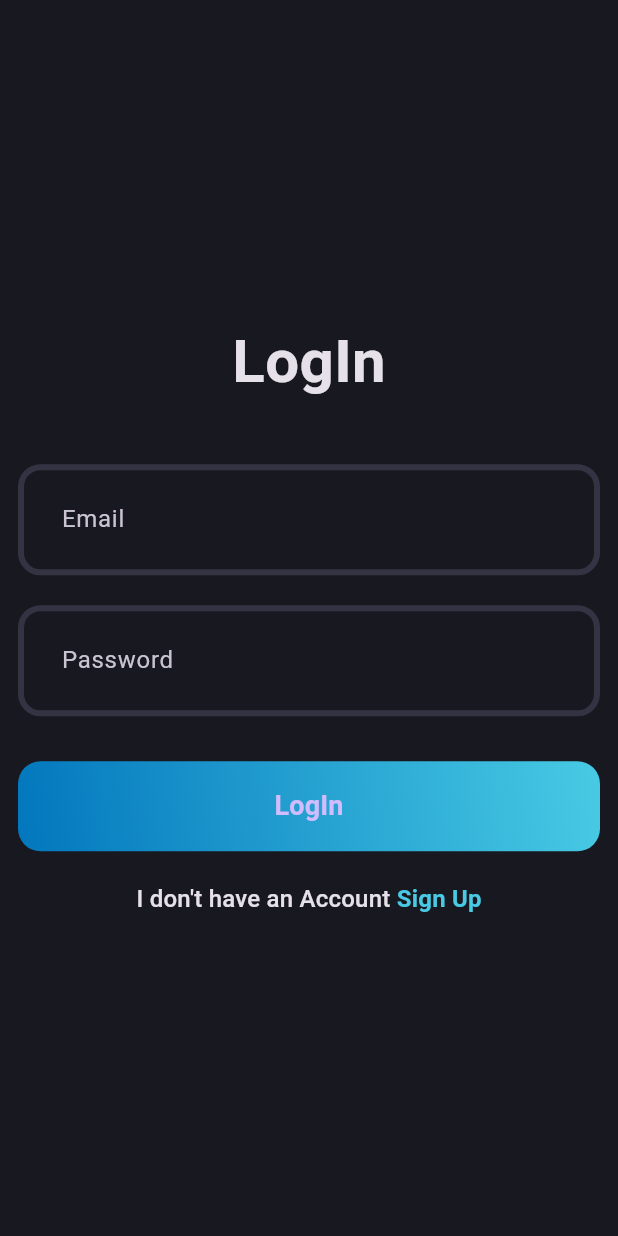
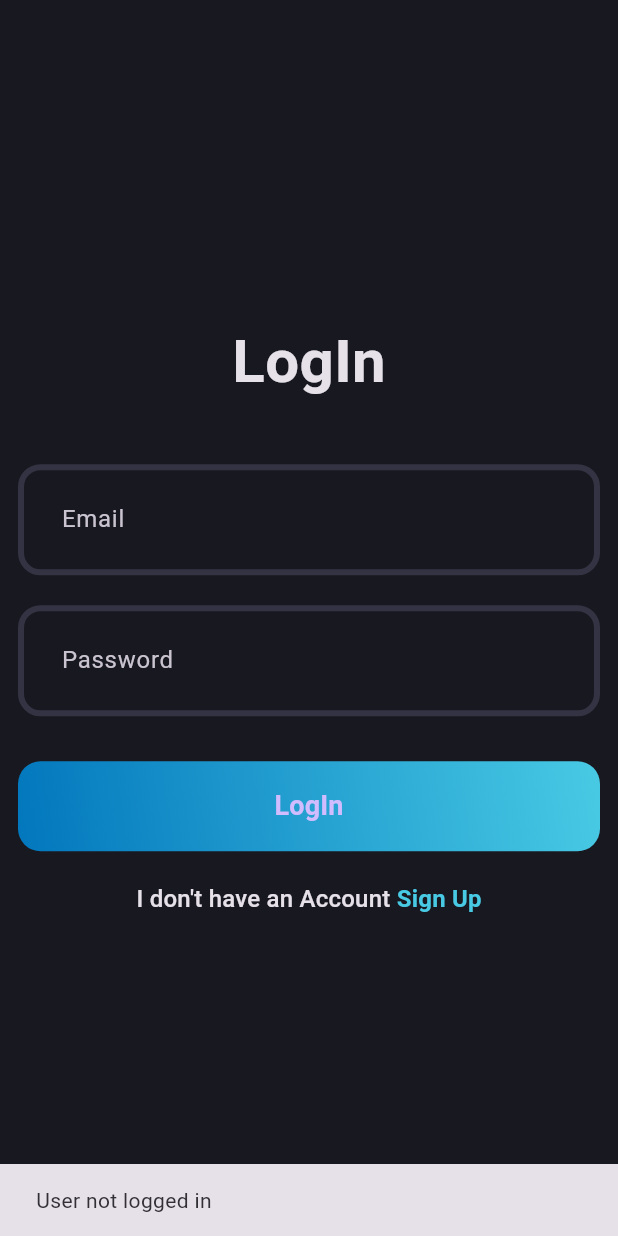
Before and after one commit to AmitAswal-lab/Flutter-blog-app, a Flutter app: the first screen one second after launch, on a phone screen of 412 x 824 dp. Run offline on Flutter 3.47's test engine with Material 3 defaults, Android fonts, the light colour scheme and no system bars; our stand-ins replace flutter_bloc, fpdart, get_it, supabase_flutter; accounts and stored records are empty.

Commit message:
feat(auth): Complete user authentication flow with session management

```diff
--- /dev/null
+++ b/lib/core/common/cubits/app_user/app_user_cubit.dart
@@ -0,0 +1,17 @@
+import 'package:bloc_app_clean_solidp_bloc/core/common/enitites/user.dart';
+import 'package:flutter/material.dart';
+import 'package:flutter_bloc/flutter_bloc.dart';
+
+part 'app_user_state.dart';
+
+class AppUserCubit extends Cubit<AppUserState> {
+  AppUserCubit() : super(AppUserInitial());
+
+  void updateUser(User? user) {
+    if (user == null) {
+      emit(AppUserInitial());
+    } else {
+      emit(AppUserLoggedIn(user));
+    }
+  }
+}
--- /dev/null
+++ b/lib/core/common/cubits/app_user/app_user_state.dart
@@ -0,0 +1,11 @@
+part of 'app_user_cubit.dart';
+
+@immutable
+sealed class AppUserState {}
+
+final class AppUserInitial extends AppUserState {}
+
+final class AppUserLoggedIn extends AppUserState {
+  final User user;
+  AppUserLoggedIn(this.user);
+}
--- a/lib/core/usecase/usecase.dart
+++ b/lib/core/usecase/usecase.dart
@@ -1,6 +1,8 @@
 import 'package:bloc_app_clean_solidp_bloc/core/error/failure.dart';
 import 'package:fpdart/fpdart.dart';
 
-abstract interface class Usecase<SuccessType, Params>{
-  Future<Either<Failure,SuccessType>> call(Params params);
+abstract interface class Usecase<SuccessType, Params> {
+  Future<Either<Failure, SuccessType>> call(Params params);
 }
+
+class NoParams {}
--- a/lib/feature/auth/data/repository/auth_repository_impl.dart
+++ b/lib/feature/auth/data/repository/auth_repository_impl.dart
@@ -1,7 +1,7 @@
 import 'package:bloc_app_clean_solidp_bloc/core/error/exceptions.dart';
 import 'package:bloc_app_clean_solidp_bloc/core/error/failure.dart';
 import 'package:bloc_app_clean_solidp_bloc/feature/auth/data/datasources/auth_remote_datasource.dart';
-import 'package:bloc_app_clean_solidp_bloc/feature/auth/domain/entities/user.dart';
+import 'package:bloc_app_clean_solidp_bloc/core/common/enitites/user.dart';
 import 'package:bloc_app_clean_solidp_bloc/feature/auth/domain/repository/auth_repository.dart';
 import 'package:fpdart/fpdart.dart';
 import 'package:supabase_flutter/supabase_flutter.dart' as sb;
@@ -9,6 +9,19 @@ import 'package:supabase_flutter/supabase_flutter.dart' as sb;
 class AuthRepositoryImpl implements AuthRepository {
   final AuthRemoteDatasource authRemoteDatasource;
   AuthRepositoryImpl(this.authRemoteDatasource);
+
+  @override
+  Future<Either<Failure, User>> currentUser() async {
+    try {
+      final user = await authRemoteDatasource.getCurrentUserData();
+      if (user == null) {
+        return left(Failure('User not logged in'));
+      }
+      return right(user);
+    } on ServerException catch (e) {
+      return left(Failure(e.message));
+    }
+  }
 
   Future<Either<Failure, User>> _getUser(Future<User> Function() fn) async {
     try {
--- a/lib/feature/auth/domain/repository/auth_repository.dart
+++ b/lib/feature/auth/domain/repository/auth_repository.dart
@@ -1,5 +1,5 @@
 import 'package:bloc_app_clean_solidp_bloc/core/error/failure.dart';
-import 'package:bloc_app_clean_solidp_bloc/feature/auth/domain/entities/user.dart';
+import 'package:bloc_app_clean_solidp_bloc/core/common/enitites/user.dart';
 import 'package:fpdart/fpdart.dart';
 
 abstract interface class AuthRepository {
@@ -12,4 +12,6 @@ abstract interface class AuthRepository {
     required String email,
     required String password,
   });
+
+  Future<Either<Failure, User>> currentUser();
 }
--- /dev/null
+++ b/lib/feature/auth/domain/usecases/current_user.dart
@@ -0,0 +1,14 @@
+import 'package:bloc_app_clean_solidp_bloc/core/error/failure.dart';
+import 'package:bloc_app_clean_solidp_bloc/core/usecase/usecase.dart';
+import 'package:bloc_app_clean_solidp_bloc/core/common/enitites/user.dart';
+import 'package:bloc_app_clean_solidp_bloc/feature/auth/domain/repository/auth_repository.dart';
+import 'package:fpdart/fpdart.dart';
+
+class CurrentUser implements Usecase<User, NoParams> {
+  final AuthRepository authRepository;
+  CurrentUser(this.authRepository);
+  @override
+  Future<Either<Failure, User>> call(NoParams parmas) async {
+    return await authRepository.currentUser();
+  }
+}
--- a/lib/feature/auth/domain/usecases/user_login.dart
+++ b/lib/feature/auth/domain/usecases/user_login.dart
@@ -1,6 +1,6 @@
 import 'package:bloc_app_clean_solidp_bloc/core/error/failure.dart';
 import 'package:bloc_app_clean_solidp_bloc/core/usecase/usecase.dart';
-import 'package:bloc_app_clean_solidp_bloc/feature/auth/domain/entities/user.dart';
+import 'package:bloc_app_clean_solidp_bloc/core/common/enitites/user.dart';
 import 'package:bloc_app_clean_solidp_bloc/feature/auth/domain/repository/auth_repository.dart';
 import 'package:fpdart/fpdart.dart';
 
--- a/lib/feature/auth/domain/usecases/user_signup.dart
+++ b/lib/feature/auth/domain/usecases/user_signup.dart
@@ -1,6 +1,6 @@
 import 'package:bloc_app_clean_solidp_bloc/core/error/failure.dart';
 import 'package:bloc_app_clean_solidp_bloc/core/usecase/usecase.dart';
-import 'package:bloc_app_clean_solidp_bloc/feature/auth/domain/entities/user.dart';
+import 'package:bloc_app_clean_solidp_bloc/core/common/enitites/user.dart';
 import 'package:bloc_app_clean_solidp_bloc/feature/auth/domain/repository/auth_repository.dart';
 import 'package:fpdart/fpdart.dart';
 
--- a/lib/feature/auth/presentation/bloc/auth_bloc.dart
+++ b/lib/feature/auth/presentation/bloc/auth_bloc.dart
@@ -1,4 +1,7 @@
-import 'package:bloc_app_clean_solidp_bloc/feature/auth/domain/entities/user.dart';
+import 'package:bloc_app_clean_solidp_bloc/core/common/cubits/app_user/app_user_cubit.dart';
+import 'package:bloc_app_clean_solidp_bloc/core/usecase/usecase.dart';
+import 'package:bloc_app_clean_solidp_bloc/core/common/enitites/user.dart';
+import 'package:bloc_app_clean_solidp_bloc/feature/auth/domain/usecases/current_user.dart';
 import 'package:bloc_app_clean_solidp_bloc/feature/auth/domain/usecases/user_login.dart';
 import 'package:bloc_app_clean_solidp_bloc/feature/auth/domain/usecases/user_signup.dart';
 import 'package:flutter/material.dart';
@@ -10,15 +13,33 @@ part 'auth_state.dart';
 class AuthBloc extends Bloc<AuthEvent, AuthState> {
   final UserSignup _userSignup;
   final UserLogin _userLogin;
-  AuthBloc({required UserSignup userSignup, required UserLogin userLogin})
-    : _userSignup = userSignup,
-      _userLogin = userLogin,
-      super(AuthInitial()) {
+  final CurrentUser _currentUser;
+  final AppUserCubit _appUserCubit;
+  AuthBloc({
+    required UserSignup userSignup,
+    required UserLogin userLogin,
+    required CurrentUser currentUser,
+    required AppUserCubit appUserCubit,
+  }) : _userSignup = userSignup,
+       _userLogin = userLogin,
+       _currentUser = currentUser,
+       _appUserCubit = appUserCubit,
+       super(AuthInitial()) {
+    on<AuthEvent>((_, emit) => emit(AuthLoading()));
     on<AuthSignup>(_onAuthSignup);
     on<AuthLogin>(_onAuthLogin);
+    on<AuthIsUserLoggin>(_isUserLoggedIn);
   }
+
+  void _isUserLoggedIn(AuthIsUserLoggin event, Emitter<AuthState> emit) async {
+    final result = await _currentUser(NoParams());
+    result.fold(
+      (onLeft) => emit(AuthFailure(onLeft.message)),
+      (onRight) => _emitAuthSuccess(onRight, emit),
+    );
+  }
+
   void _onAuthSignup(AuthSignup event, Emitter<AuthState> emit) async {
-    emit(AuthLoading());
     final response = await _userSignup(
       UserSignupParams(
         name: event.name,
@@ -28,18 +49,22 @@ class AuthBloc extends Bloc<AuthEvent, AuthState> {
     );
     response.fold(
       (onLeft) => emit(AuthFailure(onLeft.message)),
-      (onRight) => emit(AuthSuccess(onRight)),
+      (onRight) => _emitAuthSuccess(onRight, emit),
     );
   }
 
   void _onAuthLogin(AuthLogin event, Emitter<AuthState> emit) async {
-    emit(AuthLoading());
     final response = await _userLogin(
       UserLoginParams(email: event.email, password: event.password),
     );
     response.fold(
       (onLeft) => emit(AuthFailure(onLeft.message)),
-      (onRight) => emit(AuthSuccess(onRight)),
+      (onRight) => _emitAuthSuccess(onRight, emit),
     );
   }
+
+  void _emitAuthSuccess(User user, Emitter<AuthState> emit) {
+    _appUserCubit.updateUser(user);
+    emit(AuthSuccess(user));
+  }
 }
--- a/lib/feature/auth/presentation/bloc/auth_event.dart
+++ b/lib/feature/auth/presentation/bloc/auth_event.dart
@@ -17,3 +17,5 @@ final class AuthLogin extends AuthEvent {
 
   AuthLogin({required this.email, required this.password});
 }
+
+final class AuthIsUserLoggin extends AuthEvent {}
--- a/lib/main.dart
+++ b/lib/main.dart
@@ -1,3 +1,4 @@
+import 'package:bloc_app_clean_solidp_bloc/core/common/cubits/app_user/app_user_cubit.dart';
 import 'package:bloc_app_clean_solidp_bloc/core/theme/app_theme.dart';
 import 'package:bloc_app_clean_solidp_bloc/feature/auth/presentation/bloc/auth_bloc.dart';
 import 'package:bloc_app_clean_solidp_bloc/feature/auth/presentation/screens/login_screen.dart';
@@ -10,14 +11,28 @@ void main() async {
   await initDependencies();
   runApp(
     MultiBlocProvider(
-      providers: [BlocProvider(create: (context) => serverLocator<AuthBloc>())],
+      providers: [
+        BlocProvider(create: (context) => serverLocator<AppUserCubit>()),
+        BlocProvider(create: (context) => serverLocator<AuthBloc>()),
+      ],
       child: const MyApp(),
     ),
   );
 }
 
-class MyApp extends StatelessWidget {
+class MyApp extends StatefulWidget {
   const MyApp({super.key});
+
+  @override
+  State<MyApp> createState() => _MyAppState();
+}
+
+class _MyAppState extends State<MyApp> {
+  @override
+  void initState() {
+    super.initState();
+    context.read<AuthBloc>().add(AuthIsUserLoggin());
+  }
 
   // This widget is the root of your application.
   @override
@@ -26,7 +41,17 @@ class MyApp extends StatelessWidget {
       debugShowCheckedModeBanner: false,
       title: 'blog App',
       theme: AppTheme.darkTheme,
-      home: LoginScreen(),
+      home: BlocSelector<AppUserCubit, AppUserState, bool>(
+        selector: (state) {
+          return state is AppUserLoggedIn;
+        },
+        builder: (context, isloggedIn) {
+          if (isloggedIn) {
+            return Scaffold(body: Center(child: Text('Logged In')));
+          }
+          return const LoginScreen();
+        },
+      ),
     );
   }
 }
```
Also changed, not shown: lib/feature/auth/data/datasources/auth_remote_datasource.dart (+31 -2 lines), lib/feature/auth/data/models/user_model.dart (+8 -1 lines), lib/init_dependencies.dart (+12 -1 lines), lib/core/common/enitites/user.dart (renamed from lib/feature/auth/domain/entities/user.dart).
